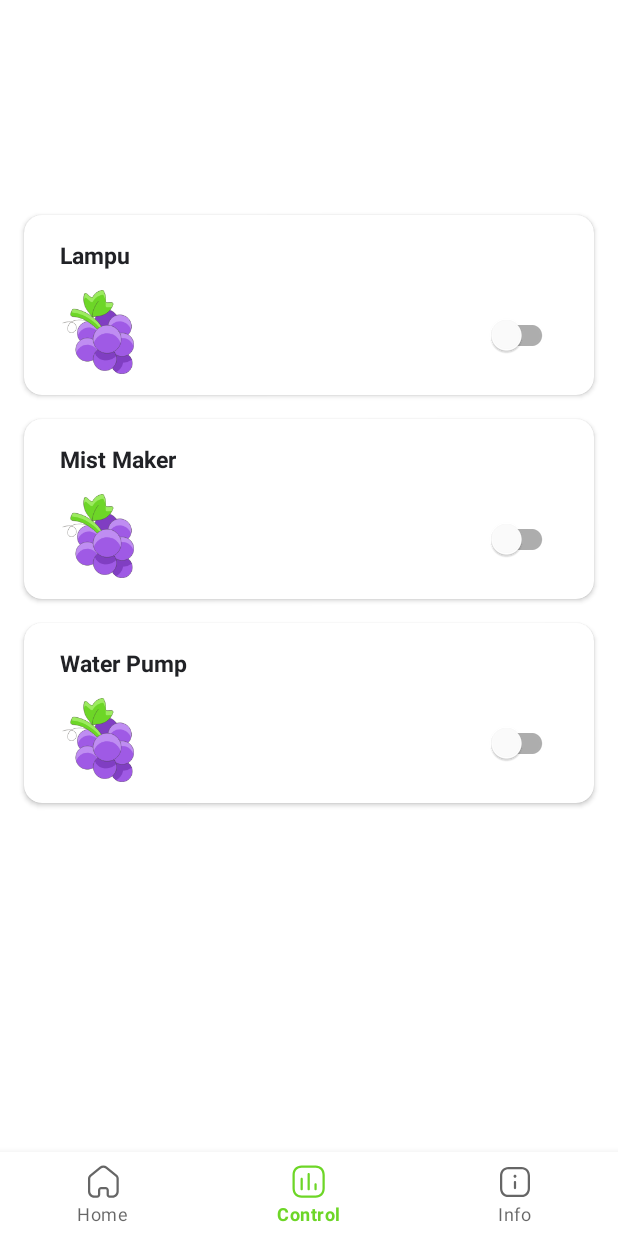
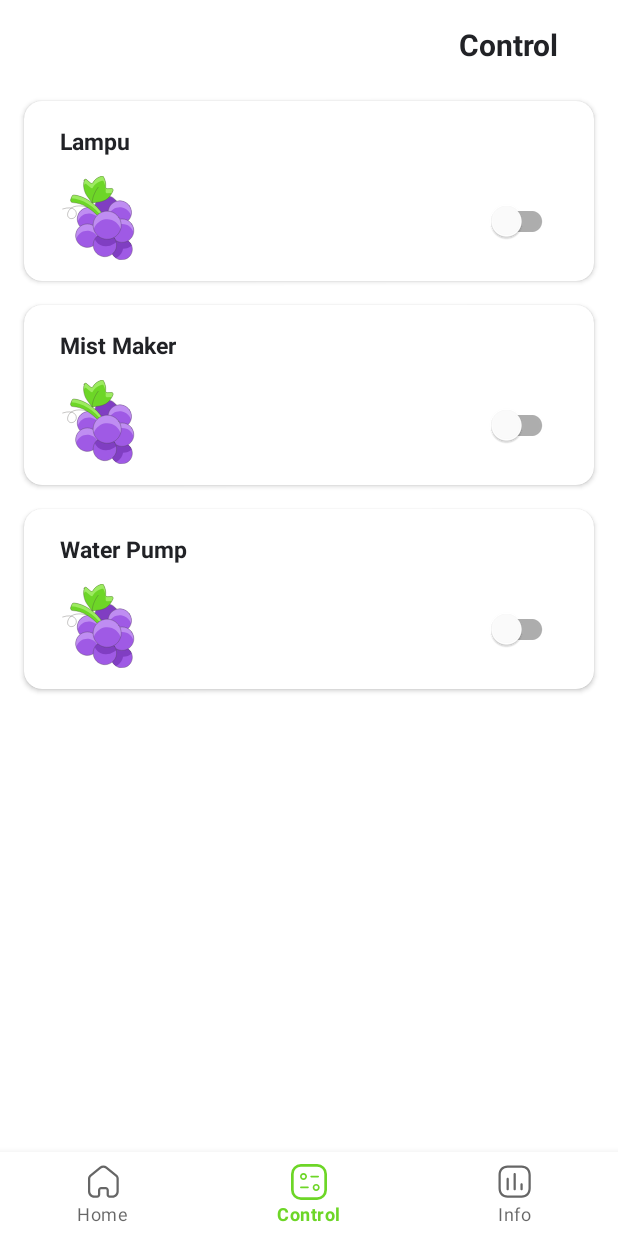
Before and after one commit to RadenMas6699/MonitoringAnggur, an Android app: the ControlFragment screen opened through its navigation route, on a phone screen of 412 x 824 dp. Run offline under Robolectric (Android 15) with nearby library versions, the phone set to English and light mode, and no system bars; our stand-ins replace navigation-ui.

Commit message:
Update UI and Icon Control

```diff
--- a/app/build.gradle
+++ b/app/build.gradle
@@ -54,6 +54,7 @@ dependencies {
     implementation("androidx.navigation:navigation-ui-ktx:2.4.1")
 
     //charts
-    implementation 'org.quanqi:mpandroidchart:1.7.5'
+    implementation 'com.github.PhilJay:MPAndroidChart:v3.1.0'
+    implementation 'com.github.ybq:Android-SpinKit:1.4.0'
 
 }
--- /dev/null
+++ b/app/src/main/res/drawable/ic_control_outline.xml
@@ -0,0 +1,15 @@
+<vector xmlns:android="http://schemas.android.com/apk/res/android"
+    android:width="20dp"
+    android:height="20dp"
+    android:viewportWidth="20"
+    android:viewportHeight="20">
+  <path
+      android:pathData="M13.9924,11.0675C15.0649,11.0675 15.9374,11.9356 15.9374,13.0025C15.9374,14.0694 15.0649,14.9375 13.9924,14.9375C12.9193,14.9375 12.0462,14.0694 12.0462,13.0025C12.0462,11.9356 12.9193,11.0675 13.9924,11.0675ZM13.9924,12.005C13.4362,12.005 12.9837,12.4525 12.9837,13.0025C12.9837,13.5531 13.4362,14 13.9924,14C14.5481,14 14.9999,13.5531 14.9999,13.0025C14.9999,12.4525 14.5481,12.005 13.9924,12.005ZM9.4252,12.558C9.6839,12.558 9.8939,12.768 9.8939,13.0268C9.8939,13.2855 9.6839,13.4955 9.4252,13.4955H5.4871C5.2283,13.4955 5.0183,13.2855 5.0183,13.0268C5.0183,12.768 5.2283,12.558 5.4871,12.558H9.4252ZM6.9456,5C8.0188,5 8.8912,5.8688 8.8912,6.9356C8.8912,8.0025 8.0188,8.87 6.9456,8.87C5.8731,8.87 5,8.0025 5,6.9356C5,5.8688 5.8731,5 6.9456,5ZM6.9456,5.9375C6.39,5.9375 5.9375,6.385 5.9375,6.9356C5.9375,7.4856 6.39,7.9325 6.9456,7.9325C7.5019,7.9325 7.9538,7.4856 7.9538,6.9356C7.9538,6.385 7.5019,5.9375 6.9456,5.9375ZM15.1194,6.5002C15.3782,6.5002 15.5882,6.7102 15.5882,6.969C15.5882,7.2277 15.3782,7.4377 15.1194,7.4377H11.1819C10.9232,7.4377 10.7132,7.2277 10.7132,6.969C10.7132,6.7102 10.9232,6.5002 11.1819,6.5002H15.1194Z"
+      android:fillColor="#000000"
+      android:fillType="evenOdd"/>
+  <path
+      android:pathData="M5.5,0.75L14.5,0.75A4.75,4.75 0,0 1,19.25 5.5L19.25,14.5A4.75,4.75 0,0 1,14.5 19.25L5.5,19.25A4.75,4.75 0,0 1,0.75 14.5L0.75,5.5A4.75,4.75 0,0 1,5.5 0.75z"
+      android:strokeWidth="1.5"
+      android:fillColor="#00000000"
+      android:strokeColor="#000000"/>
+</vector>
--- a/app/src/main/res/layout/fragment_control.xml
+++ b/app/src/main/res/layout/fragment_control.xml
@@ -1,12 +1,33 @@
 <?xml version="1.0" encoding="utf-8"?>
-<RelativeLayout xmlns:android="http://schemas.android.com/apk/res/android"
+<LinearLayout xmlns:android="http://schemas.android.com/apk/res/android"
     xmlns:app="http://schemas.android.com/apk/res-auto"
     xmlns:tools="http://schemas.android.com/tools"
     android:layout_width="match_parent"
     android:layout_height="match_parent"
-    android:layout_marginTop="135dp"
     android:background="@color/white"
+    android:orientation="vertical"
     tools:context=".ui.main.ControlFragment">
+
+    <RelativeLayout
+        android:layout_width="match_parent"
+        android:layout_height="wrap_content"
+        android:layout_marginStart="16dp"
+        android:layout_marginTop="16dp"
+        android:layout_marginEnd="16dp"
+        android:layout_marginBottom="16dp">
+
+        <TextView
+            android:id="@+id/tvTitle"
+            android:layout_width="wrap_content"
+            android:layout_height="wrap_content"
+            android:layout_alignParentEnd="true"
+            android:layout_marginEnd="24dp"
+            android:gravity="end"
+            android:text="@string/control"
+            android:textColor="@color/primary_text"
+            android:textSize="20sp"
+            android:textStyle="bold" />
+    </RelativeLayout>
 
     <LinearLayout
         android:layout_width="match_parent"
@@ -143,4 +164,4 @@
         </androidx.cardview.widget.CardView>
     </LinearLayout>
 
-</RelativeLayout>
+</LinearLayout>
--- a/app/src/main/res/layout/fragment_home.xml
+++ b/app/src/main/res/layout/fragment_home.xml
@@ -23,9 +23,9 @@
                 android:id="@+id/tvTime"
                 android:layout_width="wrap_content"
                 android:layout_height="wrap_content"
-                android:text="Selamat Malam"
+                android:text="Selamat Malam 🌃"
                 android:textColor="@color/primary_text"
-                android:textSize="16sp" />
+                android:textSize="15sp" />
 
             <TextView
                 android:layout_width="wrap_content"
@@ -42,6 +42,7 @@
                 android:layout_width="wrap_content"
                 android:layout_height="wrap_content"
                 android:layout_alignParentEnd="true"
+                android:layout_marginEnd="24dp"
                 android:gravity="end"
                 android:text="@string/home"
                 android:textColor="@color/primary_text"
--- a/app/src/main/res/menu/nav_bottom.xml
+++ b/app/src/main/res/menu/nav_bottom.xml
@@ -6,10 +6,10 @@
         android:title="@string/home" />
     <item
         android:id="@+id/controlFragment"
-        android:icon="@drawable/ic_chart_outline"
+        android:icon="@drawable/ic_control_outline"
         android:title="@string/control" />
     <item
         android:id="@+id/infoFragment"
-        android:icon="@drawable/ic_info_outline"
+        android:icon="@drawable/ic_chart_outline"
         android:title="@string/info" />
 </menu>
--- a/settings.gradle
+++ b/settings.gradle
@@ -3,6 +3,7 @@ pluginManagement {
         gradlePluginPortal()
         google()
         mavenCentral()
+        maven { url 'https://jitpack.io' }
     }
 }
 dependencyResolutionManagement {
@@ -10,6 +11,7 @@ dependencyResolutionManagement {
     repositories {
         google()
         mavenCentral()
+        maven { url 'https://jitpack.io' }
     }
 }
 rootProject.name = "Monitoring Anggur"
```
Also changed, not shown: app/src/main/res/layout/activity_splash.xml (+10 -0 lines), app/src/main/res/layout/fragment_info.xml (+24 -3 lines).
